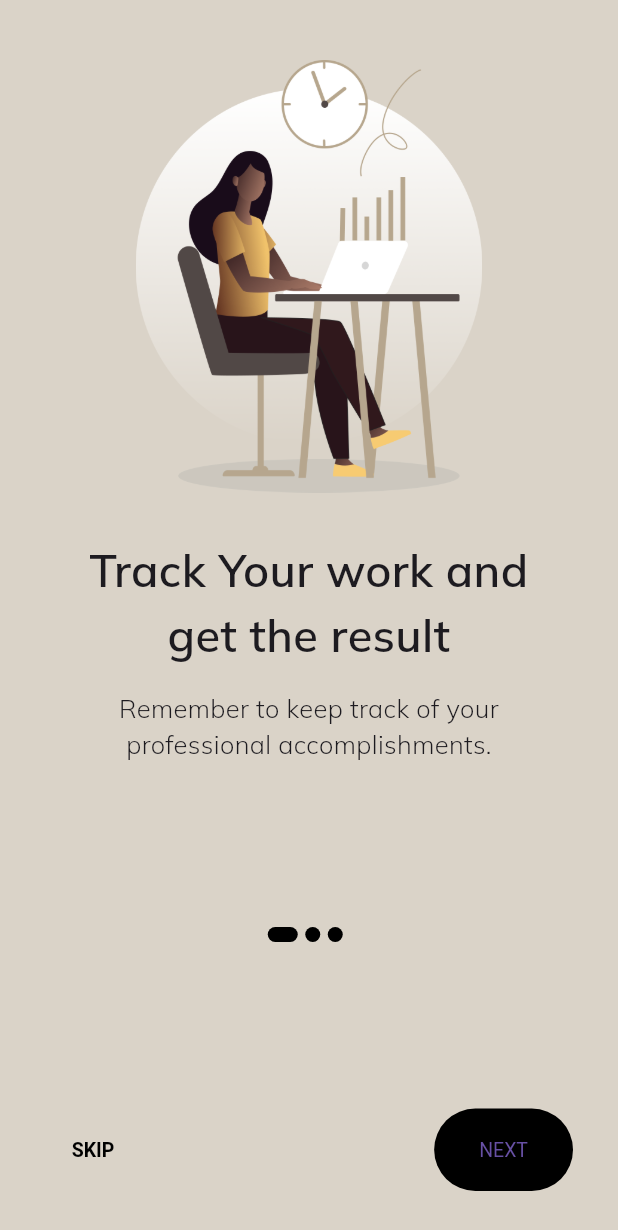
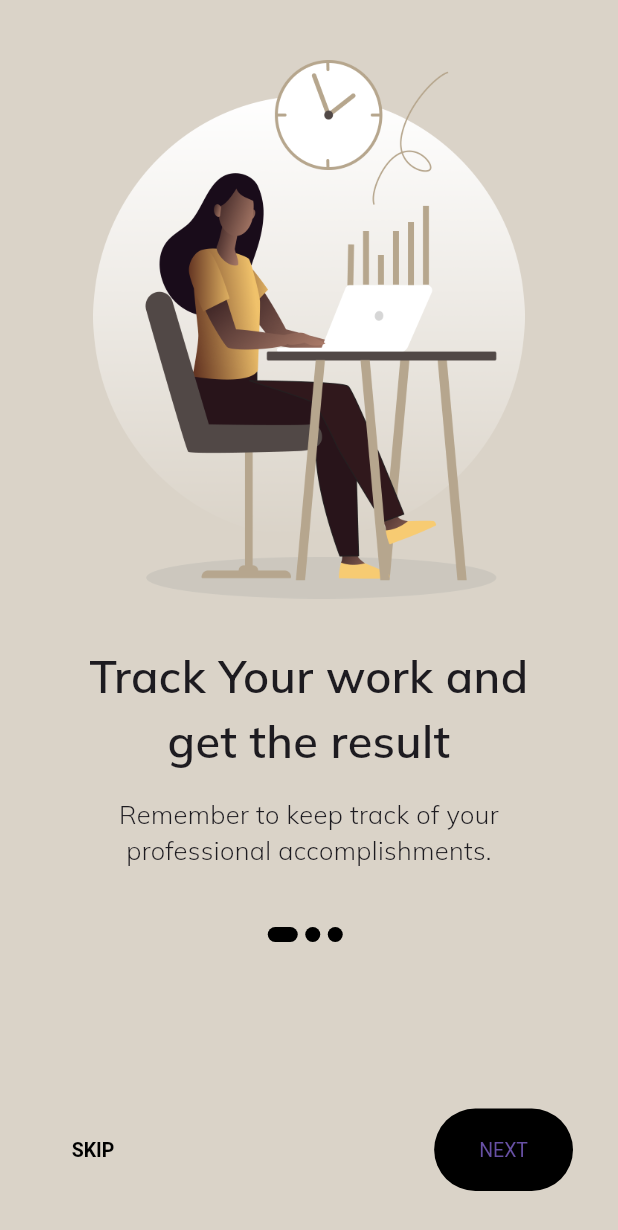
Before and after one commit to muhxdan/Flutter-Onboarding-Screen, a Flutter app: the screen it shows after launch, on a phone screen of 412 x 824 dp. Shown: the top 1230 px of the screen. Run offline on Flutter 3.47's test engine with Material 3 defaults, Android fonts, the phone set to English and light mode, and no system bars.

Commit message:
fix flex overflow error

```diff
--- a/lib/onboarding_screen.dart
+++ b/lib/onboarding_screen.dart
@@ -66,9 +66,11 @@ class _OnboardingScreenState extends State<OnboardingScreen> {
                     padding: const EdgeInsets.all(40.0),
                     child: Column(
                       children: [
-                        Image.asset(
-                          contents[i].image,
-                          height: SizeConfig.blockV! * 35,
+                        Expanded( // Wrap the Image.asset with Expanded
+                          child: Image.asset(
+                            contents[i].image,
+                            // Remove fixed height here, let it be flexible
+                          ),
                         ),
                         SizedBox(
                           height: (height >= 840) ? 60 : 30,
```
